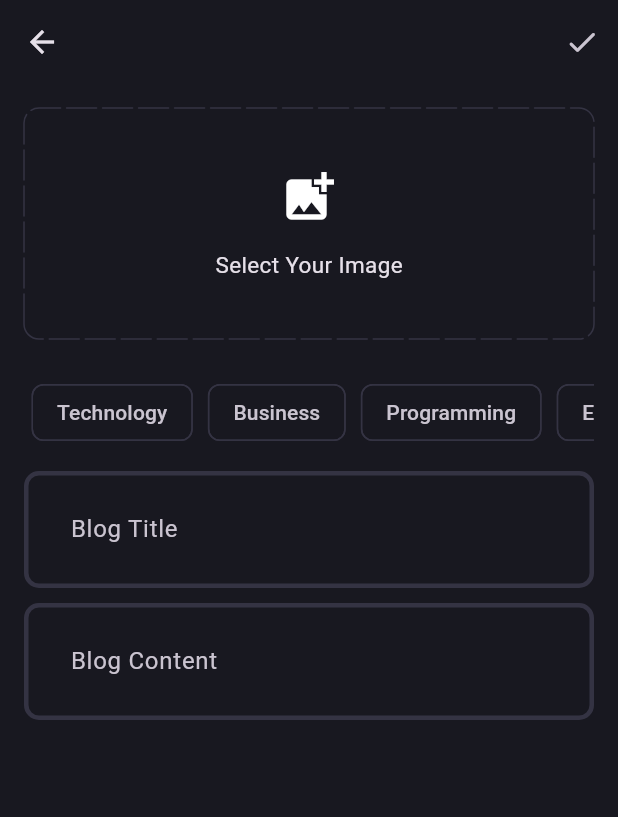
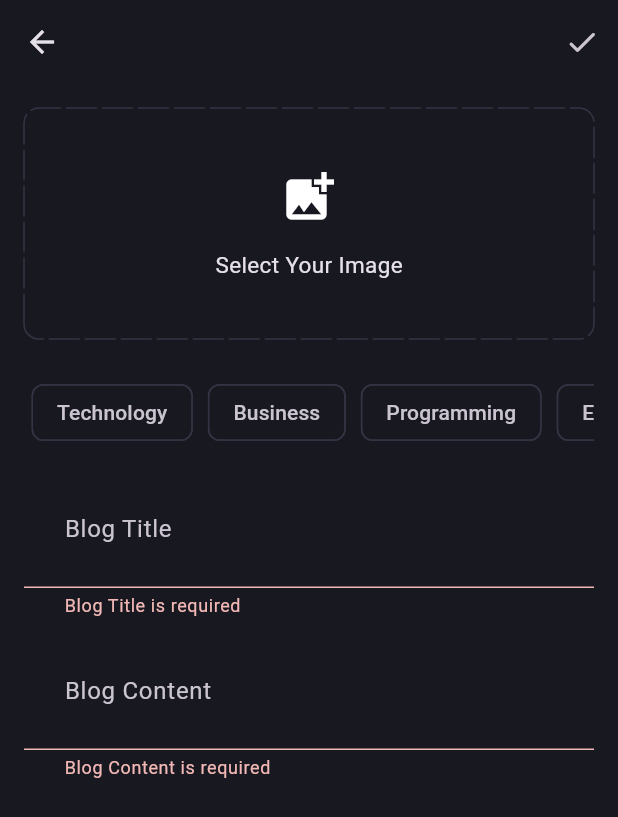
Before and after one commit to Nishanbhattarai498/blog_app, a Flutter app: the AddNewBlogPage screen opened directly, after a tap on the "done" icon, on a phone screen of 412 x 824 dp. Shown: the top 817 px of the screen. Run offline on Flutter 3.47's test engine with Material 3 defaults, Android fonts, the light colour scheme and no system bars; drawn by our look-alikes of dotted_border; our stand-ins replace flutter_bloc, fpdart, get_it, image_picker, supabase_flutter; accounts and stored records are empty.

Commit message:
feat: implement blog upload functionality with form validation and state management

```diff
--- a/lib/features/blog/presentation/bloc/blog_bloc.dart
+++ b/lib/features/blog/presentation/bloc/blog_bloc.dart
@@ -11,7 +11,7 @@
   final UploadBlog uploadBlog;
   BlogBloc(this.uploadBlog) : super(BlogInitial()) {
     on<BlogEvent>((event, emit) => emit(BlogLoading()));
-    on<BlogUploadEvent>();
+    on<BlogUploadEvent>(_onBlogUpload);
   }
 
   void _onBlogUpload(BlogUploadEvent event, Emitter<BlogState> emit) async {
@@ -24,5 +24,10 @@
         topics: event.topics,
       ),
     );
+
+    res.fold(
+      (failure) => emit(BlogFailure(error: failure.message)),
+      (blog) => emit(BlogSuccess()),
+    );
   }
 }
--- a/lib/features/blog/presentation/pages/add_new_blog_page.dart
+++ b/lib/features/blog/presentation/pages/add_new_blog_page.dart
@@ -2,8 +2,13 @@
 
 import 'package:dotted_border/dotted_border.dart';
 import 'package:flutter/material.dart';
+import 'package:flutter_bloc/flutter_bloc.dart';
+import 'package:supabase_proj/core/common/cubits/app_user/app_user_cubit.dart';
 import 'package:supabase_proj/core/theme/app_pallate.dart';
 import 'package:supabase_proj/core/utils/image_picker_util.dart';
+import 'package:supabase_proj/features/blog/domain/entities/blog.dart';
+import 'package:supabase_proj/features/blog/domain/usecases/upload_blog.dart';
+import 'package:supabase_proj/features/blog/presentation/bloc/blog_bloc.dart';
 import 'package:supabase_proj/features/blog/presentation/widgets/blog_editor.dart';
 
 class AddNewBlogPage extends StatefulWidget {
@@ -18,6 +23,7 @@
 class _AddNewBlogPageState extends State<AddNewBlogPage> {
   final titleController = TextEditingController();
   final contentController = TextEditingController();
+  final formKey = GlobalKey<FormState>();
   List<String> selectedTopics = [];
   File? image;
   bool isPickingImage = false;
@@ -46,6 +52,25 @@
     }
   }
 
+  void UploadBlog() {
+    if (formKey.currentState!.validate() &&
+        selectedTopics.isNotEmpty &&
+        image != null) {
+      final posterId =
+          (context.read<AppUserCubit>().state as AppUserLoggedIn).user.id;
+      context.read<BlogBloc>().add(
+        BlogUploadEvent(
+          imageUrl: image!.path,
+          posterId: posterId,
+          title: titleController.text.trim(),
+          content: contentController.text.trim(),
+          topics: selectedTopics,
+        ),
+      );
+      Navigator.pop(context);
+    }
+  }
+
   @override
   void dispose() {
     titleController.dispose();
@@ -57,11 +82,46 @@
   Widget build(BuildContext context) {
     return Scaffold(
       appBar: AppBar(
-        actions: [IconButton(onPressed: () {}, icon: Icon(Icons.done_rounded))],
+        actions: [
+          IconButton(
+            onPressed: () {
+              UploadBlog();
+            },
+            icon: Icon(Icons.done_rounded),
           ),
-      body: SingleChildScrollView(
+        ],
+      ),
+      body: BlocConsumer<BlogBloc, BlogState>(
+        listener: (context, state) {
+          if (state is BlogLoading) {
+            // Show loading indicator
+            showDialog(
+              context: context,
+              barrierDismissible: false,
+              builder: (context) =>
+                  const Center(child: CircularProgressIndicator()),
+            );
+          } else if (state is BlogSuccess) {
+            // Hide loading indicator and show success message
+            Navigator.pop(context); // Close the loading dialog
+            ScaffoldMessenger.of(context).showSnackBar(
+              const SnackBar(content: Text('Blog uploaded successfully!')),
+            );
+          } else if (state is BlogFailure) {
+            // Hide loading indicator and show error message
+            Navigator.pop(context); // Close the loading dialog
+            ScaffoldMessenger.of(
+              context,
+            ).showSnackBar(SnackBar(content: Text('Error: ${state.error}')));
+          }
+          //
+        },
+        builder: (context, state) {
+          return SingleChildScrollView(
             child: Padding(
               padding: const EdgeInsets.all(16.0),
+              child: Form(
+                key: formKey,
                 child: Column(
                   children: [
                     image != null
@@ -152,7 +212,12 @@
                       scrollDirection: Axis.horizontal,
                       child: Row(
                         children:
-                      ['Technology', 'Business', 'Programming', 'Entertainment']
+                            [
+                                  'Technology',
+                                  'Business',
+                                  'Programming',
+                                  'Entertainment',
+                                ]
                                 .map(
                                   (e) => Padding(
                                     padding: const EdgeInsets.all(5.0),
@@ -186,7 +251,10 @@
                       ),
                     ),
                     const SizedBox(height: 10),
-              BlogEditor(controller: titleController, hintText: 'Blog Title'),
+                    BlogEditor(
+                      controller: titleController,
+                      hintText: 'Blog Title',
+                    ),
                     const SizedBox(height: 10),
                     BlogEditor(
                       controller: contentController,
@@ -197,5 +265,8 @@
               ),
             ),
           );
+        },
+      ),
+    );
   }
 }
--- a/lib/features/blog/presentation/widgets/blog_editor.dart
+++ b/lib/features/blog/presentation/widgets/blog_editor.dart
@@ -15,6 +15,12 @@
       controller: controller,
       decoration: InputDecoration(hintText: hintText),
       maxLines: null,
+      validator: (value) {
+        if (value == null || value.isEmpty) {
+          return '$hintText is required';
+        }
+        return null;
+      },
     );
   }
 }
--- a/lib/main.dart
+++ b/lib/main.dart
@@ -6,6 +6,7 @@
 
 import 'package:supabase_proj/features/auth/presentation/bloc/auth_bloc.dart';
 import 'package:supabase_proj/features/auth/presentation/pages/login_page.dart';
+import 'package:supabase_proj/features/blog/presentation/bloc/blog_bloc.dart';
 import 'package:supabase_proj/features/blog/presentation/pages/blog_page.dart';
 import 'package:supabase_proj/init_dependencies.dart';
 
@@ -19,6 +20,7 @@
       providers: [
         BlocProvider(create: (_) => serviceLocator<AppUserCubit>()),
         BlocProvider(create: (_) => serviceLocator<AuthBloc>()),
+        BlocProvider(create: (_) => serviceLocator<BlogBloc>()),
       ],
       child: const MyApp(),
     ),
```
Also changed, not shown: lib/init_dependencies.dart (+20 -0 lines). Lines whose indentation alone changed are shown as unchanged.
